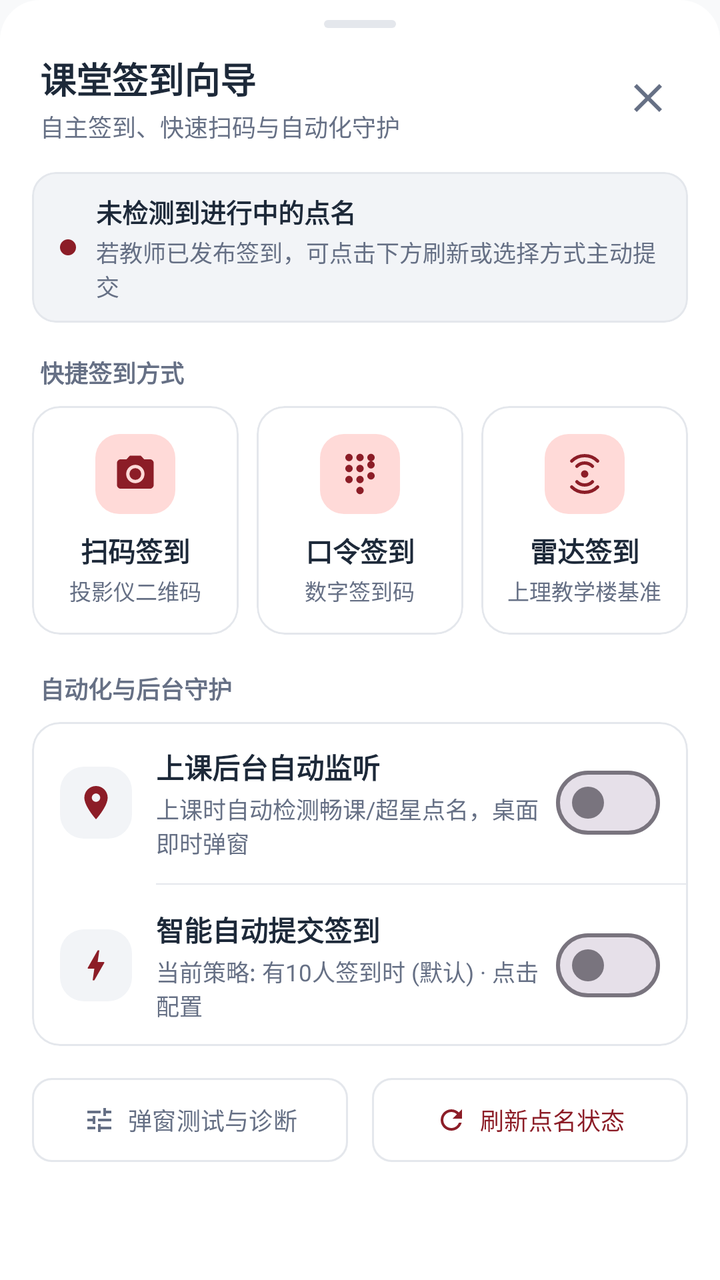
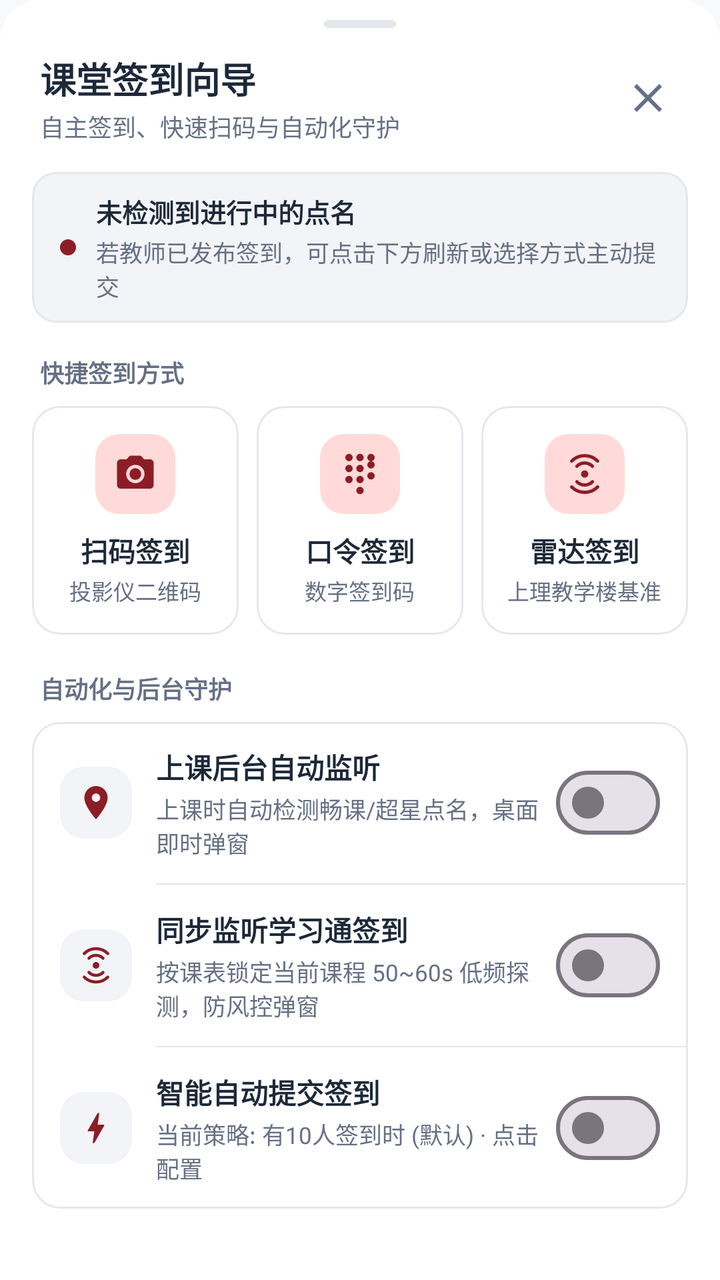

Two renders of the same Android screen: before a commit and after it. Below are the layout's source before the change and the commit's diff.
<!-- AndroidManifest.xml: application theme Theme.UsstJwgl -->
<!-- res/layout/dialog_tronclass_rollcall_wizard.xml -->
<?xml version="1.0" encoding="utf-8"?>
<LinearLayout xmlns:android="http://schemas.android.com/apk/res/android"
    xmlns:app="http://schemas.android.com/apk/res-auto"
    xmlns:tools="http://schemas.android.com/tools"
    android:layout_width="match_parent"
    android:layout_height="wrap_content"
    android:background="@drawable/bottom_sheet_bg"
    android:orientation="vertical"
    android:paddingBottom="24dp">

    
    <ImageView
        android:layout_width="36dp"
        android:layout_height="4dp"
        android:layout_gravity="center_horizontal"
        android:layout_marginTop="10dp"
        android:layout_marginBottom="12dp"
        android:src="@drawable/drag_handle" />

    
    <LinearLayout
        android:layout_width="match_parent"
        android:layout_height="wrap_content"
        android:gravity="center_vertical"
        android:orientation="horizontal"
        android:paddingHorizontal="20dp"
        android:paddingBottom="6dp">

        <LinearLayout
            android:layout_width="0dp"
            android:layout_height="wrap_content"
            android:layout_weight="1"
            android:orientation="vertical">

            <TextView
                android:id="@+id/tvWizardTitle"
                android:layout_width="wrap_content"
                android:layout_height="wrap_content"
                android:text="课堂签到向导"
                android:textColor="@color/text_primary"
                android:textSize="18sp"
                android:textStyle="bold" />

            <TextView
                android:id="@+id/tvWizardSubtitle"
                android:layout_width="wrap_content"
                android:layout_height="wrap_content"
                android:layout_marginTop="2dp"
                android:text="自主签到、快速扫码与自动化守护"
                android:textColor="@color/text_secondary"
                android:textSize="12sp" />
        </LinearLayout>

        <ImageButton
            android:id="@+id/btnCloseWizard"
            android:layout_width="32dp"
            android:layout_height="32dp"
            android:background="?attr/selectableItemBackgroundBorderless"
            android:contentDescription="关闭"
            android:src="@drawable/ic_close"
            app:tint="@color/text_secondary" />
    </LinearLayout>

    
    <com.google.android.material.card.MaterialCardView
        android:id="@+id/cardStatusBanner"
        android:layout_width="match_parent"
        android:layout_height="wrap_content"
        android:layout_marginHorizontal="16dp"
        android:layout_marginTop="8dp"
        app:cardBackgroundColor="@color/surface_variant"
        app:cardCornerRadius="12dp"
        app:cardElevation="0dp"
        app:strokeColor="@color/border"
        app:strokeWidth="1dp">

        <LinearLayout
            android:layout_width="match_parent"
            android:layout_height="wrap_content"
            android:gravity="center_vertical"
            android:orientation="horizontal"
            android:paddingHorizontal="14dp"
            android:paddingVertical="10dp">

            <View
                android:id="@+id/viewStatusIndicator"
                android:layout_width="8dp"
                android:layout_height="8dp"
                android:layout_marginEnd="10dp"
                android:background="@drawable/bg_badge_rounded"
                android:backgroundTint="@color/primary" />

            <LinearLayout
                android:layout_width="0dp"
                android:layout_height="wrap_content"
                android:layout_weight="1"
                android:orientation="vertical">

                <TextView
                    android:id="@+id/tvStatusTitle"
                    android:layout_width="wrap_content"
                    android:layout_height="wrap_content"
                    android:text="未检测到进行中的点名"
                    android:textColor="@color/text_primary"
                    android:textSize="13sp"
                    android:textStyle="bold" />

                <TextView
                    android:id="@+id/tvStatusSubtitle"
                    android:layout_width="wrap_content"
                    android:layout_height="wrap_content"
                    android:layout_marginTop="2dp"
                    android:text="若教师已发布签到，可点击下方刷新或选择方式主动提交"
                    android:textColor="@color/text_secondary"
                    android:textSize="11.5sp" />
            </LinearLayout>
        </LinearLayout>
    </com.google.android.material.card.MaterialCardView>

    
    <TextView
        android:layout_width="wrap_content"
        android:layout_height="wrap_content"
        android:layout_marginStart="20dp"
        android:layout_marginTop="16dp"
        android:layout_marginBottom="8dp"
        android:text="快捷签到方式"
        android:textColor="@color/text_secondary"
        android:textSize="12sp"
        android:textStyle="bold" />

    
    <LinearLayout
        android:layout_width="match_parent"
        android:layout_height="wrap_content"
        android:orientation="horizontal"
        android:paddingHorizontal="16dp">

        
        <com.google.android.material.card.MaterialCardView
            android:id="@+id/cardActionScan"
            android:layout_width="0dp"
            android:layout_height="wrap_content"
            android:layout_marginEnd="6dp"
            android:layout_weight="1"
            android:clickable="true"
            android:focusable="true"
            android:foreground="?attr/selectableItemBackground"
            app:cardBackgroundColor="@color/surface"
            app:cardCornerRadius="14dp"
            app:cardElevation="0dp"
            app:strokeColor="@color/border"
            app:strokeWidth="1dp">

            <LinearLayout
                android:layout_width="match_parent"
                android:layout_height="wrap_content"
                android:gravity="center"
                android:orientation="vertical"
                android:paddingHorizontal="8dp"
                android:paddingVertical="14dp">

                <FrameLayout
                    android:layout_width="40dp"
                    android:layout_height="40dp"
                    android:background="@drawable/bg_badge_rounded"
                    android:backgroundTint="@color/primary_container">

                    <ImageView
                        android:layout_width="22dp"
                        android:layout_height="22dp"
                        android:layout_gravity="center"
                        android:src="@drawable/ic_camera"
                        app:tint="@color/primary" />
                </FrameLayout>

                <TextView
                    android:layout_width="wrap_content"
                    android:layout_height="wrap_content"
                    android:layout_marginTop="8dp"
                    android:text="扫码签到"
                    android:textColor="@color/text_primary"
                    android:textSize="13.5sp"
                    android:textStyle="bold" />

                <TextView
                    android:layout_width="wrap_content"
                    android:layout_height="wrap_content"
                    android:layout_marginTop="2dp"
                    android:text="投影仪二维码"
                    android:textColor="@color/text_secondary"
                    android:textSize="11sp" />
            </LinearLayout>
        </com.google.android.material.card.MaterialCardView>

        
        <com.google.android.material.card.MaterialCardView
            android:id="@+id/cardActionNumber"
            android:layout_width="0dp"
            android:layout_height="wrap_content"
            android:layout_marginHorizontal="3dp"
            android:layout_weight="1"
            android:clickable="true"
            android:focusable="true"
            android:foreground="?attr/selectableItemBackground"
            app:cardBackgroundColor="@color/surface"
            app:cardCornerRadius="14dp"
            app:cardElevation="0dp"
            app:strokeColor="@color/border"
            app:strokeWidth="1dp">

            <LinearLayout
                android:layout_width="match_parent"
                android:layout_height="wrap_content"
                android:gravity="center"
                android:orientation="vertical"
                android:paddingHorizontal="8dp"
                android:paddingVertical="14dp">

                <FrameLayout
                    android:layout_width="40dp"
                    android:layout_height="40dp"
                    android:background="@drawable/bg_badge_rounded"
                    android:backgroundTint="@color/primary_container">

                    <ImageView
                        android:layout_width="22dp"
                        android:layout_height="22dp"
                        android:layout_gravity="center"
                        android:src="@drawable/ic_dialpad"
                        app:tint="@color/primary" />
                </FrameLayout>

                <TextView
                    android:layout_width="wrap_content"
                    android:layout_height="wrap_content"
                    android:layout_marginTop="8dp"
                    android:text="口令签到"
                    android:textColor="@color/text_primary"
                    android:textSize="13.5sp"
                    android:textStyle="bold" />

                <TextView
                    android:layout_width="wrap_content"
                    android:layout_height="wrap_content"
                    android:layout_marginTop="2dp"
                    android:text="数字签到码"
                    android:textColor="@color/text_secondary"
                    android:textSize="11sp" />
            </LinearLayout>
        </com.google.android.material.card.MaterialCardView>

        
        <com.google.android.material.card.MaterialCardView
            android:id="@+id/cardActionRadar"
            android:layout_width="0dp"
            android:layout_height="wrap_content"
            android:layout_marginStart="6dp"
            android:layout_weight="1"
            android:clickable="true"
            android:focusable="true"
            android:foreground="?attr/selectableItemBackground"
            app:cardBackgroundColor="@color/surface"
            app:cardCornerRadius="14dp"
            app:cardElevation="0dp"
            app:strokeColor="@color/border"
            app:strokeWidth="1dp">

            <LinearLayout
                android:layout_width="match_parent"
                android:layout_height="wrap_content"
                android:gravity="center"
                android:orientation="vertical"
                android:paddingHorizontal="8dp"
                android:paddingVertical="14dp">

                <FrameLayout
                    android:layout_width="40dp"
                    android:layout_height="40dp"
                    android:background="@drawable/bg_badge_rounded"
                    android:backgroundTint="@color/primary_container">

                    <ImageView
                        android:layout_width="22dp"
                        android:layout_height="22dp"
                        android:layout_gravity="center"
                        android:src="@drawable/ic_radar"
                        app:tint="@color/primary" />
                </FrameLayout>

                <TextView
                    android:layout_width="wrap_content"
                    android:layout_height="wrap_content"
                    android:layout_marginTop="8dp"
                    android:text="雷达签到"
                    android:textColor="@color/text_primary"
                    android:textSize="13.5sp"
                    android:textStyle="bold" />

                <TextView
                    android:layout_width="wrap_content"
                    android:layout_height="wrap_content"
                    android:layout_marginTop="2dp"
                    android:text="上理教学楼基准"
                    android:textColor="@color/text_secondary"
                    android:textSize="11sp" />
            </LinearLayout>
        </com.google.android.material.card.MaterialCardView>
    </LinearLayout>

    
    <TextView
        android:layout_width="wrap_content"
        android:layout_height="wrap_content"
        android:layout_marginStart="20dp"
        android:layout_marginTop="18dp"
        android:layout_marginBottom="8dp"
        android:text="自动化与后台守护"
        android:textColor="@color/text_secondary"
        android:textSize="12sp"
        android:textStyle="bold" />

    
    <com.google.android.material.card.MaterialCardView
        android:layout_width="match_parent"
        android:layout_height="wrap_content"
        android:layout_marginHorizontal="16dp"
        app:cardBackgroundColor="@color/surface"
        app:cardCornerRadius="14dp"
        app:cardElevation="0dp"
        app:strokeColor="@color/border"
        app:strokeWidth="1dp">

        <LinearLayout
            android:layout_width="match_parent"
            android:layout_height="wrap_content"
            android:orientation="vertical">

            
            <LinearLayout
                android:id="@+id/layoutMonitorRow"
                android:layout_width="match_parent"
                android:layout_height="wrap_content"
                android:background="?attr/selectableItemBackground"
                android:clickable="true"
                android:focusable="true"
                android:gravity="center_vertical"
                android:orientation="horizontal"
                android:paddingHorizontal="14dp"
                android:paddingVertical="12dp">

                <FrameLayout
                    android:layout_width="36dp"
                    android:layout_height="36dp"
                    android:layout_marginEnd="12dp"
                    android:background="@drawable/bg_badge_rounded"
                    android:backgroundTint="@color/surface_variant">

                    <ImageView
                        android:layout_width="20dp"
                        android:layout_height="20dp"
                        android:layout_gravity="center"
                        android:src="@drawable/ic_location"
                        app:tint="@color/primary" />
                </FrameLayout>

                <LinearLayout
                    android:layout_width="0dp"
                    android:layout_height="wrap_content"
                    android:layout_weight="1"
                    android:orientation="vertical">

                    <TextView
                        android:layout_width="wrap_content"
                        android:layout_height="wrap_content"
                        android:text="上课后台自动监听"
                        android:textColor="@color/text_primary"
                        android:textSize="14sp"
                        android:textStyle="bold" />

                    <TextView
                        android:id="@+id/tvMonitorDesc"
                        android:layout_width="wrap_content"
                        android:layout_height="wrap_content"
                        android:layout_marginTop="2dp"
                        android:text="上课时自动检测畅课/超星点名，桌面即时弹窗"
                        android:textColor="@color/text_secondary"
                        android:textSize="11.5sp" />
                </LinearLayout>

                <com.google.android.material.materialswitch.MaterialSwitch
                    android:id="@+id/switchRollcallMonitor"
                    android:layout_width="wrap_content"
                    android:layout_height="wrap_content" />
            </LinearLayout>

            <View
                android:id="@+id/dividerAutoSign"
                android:layout_width="match_parent"
                android:layout_height="0.5dp"
                android:layout_marginStart="62dp"
                android:background="@color/divider" />

            
            <LinearLayout
                android:id="@+id/layoutAutoSignRow"
                android:layout_width="match_parent"
                android:layout_height="wrap_content"
                android:background="?attr/selectableItemBackground"
                android:clickable="true"
                android:focusable="true"
                android:gravity="center_vertical"
                android:orientation="horizontal"
                android:paddingHorizontal="14dp"
                android:paddingVertical="12dp">

                <FrameLayout
                    android:layout_width="36dp"
                    android:layout_height="36dp"
                    android:layout_marginEnd="12dp"
                    android:background="@drawable/bg_badge_rounded"
                    android:backgroundTint="@color/surface_variant">

                    <ImageView
                        android:layout_width="20dp"
                        android:layout_height="20dp"
                        android:layout_gravity="center"
                        android:src="@drawable/ic_bolt"
                        app:tint="@color/primary" />
                </FrameLayout>

                <LinearLayout
                    android:layout_width="0dp"
                    android:layout_height="wrap_content"
                    android:layout_weight="1"
                    android:orientation="vertical">

                    <TextView
                        android:layout_width="wrap_content"
                        android:layout_height="wrap_content"
                        android:text="智能自动提交签到"
                        android:textColor="@color/text_primary"
                        android:textSize="14sp"
                        android:textStyle="bold" />

                    <TextView
                        android:id="@+id/tvAutoSignStrategy"
                        android:layout_width="wrap_content"
                        android:layout_height="wrap_content"
                        android:layout_marginTop="2dp"
                        android:text="当前策略: 有10人签到时 (默认) · 点击配置"
                        android:textColor="@color/text_secondary"
                        android:textSize="11.5sp" />
                </LinearLayout>

                <com.google.android.material.materialswitch.MaterialSwitch
                    android:id="@+id/switchAutoSign"
                    android:layout_width="wrap_content"
                    android:layout_height="wrap_content" />
            </LinearLayout>
        </LinearLayout>
    </com.google.android.material.card.MaterialCardView>

    
    <LinearLayout
        android:layout_width="match_parent"
        android:layout_height="wrap_content"
        android:layout_marginTop="16dp"
        android:orientation="horizontal"
        android:paddingHorizontal="16dp">

        <com.google.android.material.button.MaterialButton
            android:id="@+id/btnDiagnostic"
            style="@style/Widget.Material3.Button.OutlinedButton"
            android:layout_width="0dp"
            android:layout_height="42dp"
            android:layout_marginEnd="6dp"
            android:layout_weight="1"
            android:insetTop="0dp"
            android:insetBottom="0dp"
            android:paddingHorizontal="8dp"
            android:text="弹窗测试与诊断"
            android:textColor="@color/text_secondary"
            android:textSize="12sp"
            app:cornerRadius="10dp"
            app:icon="@drawable/ic_tune"
            app:iconGravity="textStart"
            app:iconPadding="6dp"
            app:iconSize="16dp"
            app:iconTint="@color/text_secondary"
            app:strokeColor="@color/border"
            app:strokeWidth="1dp" />

        <com.google.android.material.button.MaterialButton
            android:id="@+id/btnRefreshRollcall"
            style="@style/Widget.Material3.Button.OutlinedButton"
            android:layout_width="0dp"
            android:layout_height="42dp"
            android:layout_marginStart="6dp"
            android:layout_weight="1"
            android:insetTop="0dp"
            android:insetBottom="0dp"
            android:paddingHorizontal="8dp"
            android:text="刷新点名状态"
            android:textColor="@color/primary"
            android:textSize="12sp"
            app:cornerRadius="10dp"
            app:icon="@drawable/ic_refresh"
            app:iconGravity="textStart"
            app:iconPadding="6dp"
            app:iconSize="16dp"
            app:iconTint="@color/primary"
            app:strokeColor="@color/border"
            app:strokeWidth="1dp" />
    </LinearLayout>

</LinearLayout>
<!-- resources referenced by this layout -->
<resources>
  <color name="border">#E4E7EC</color>
  <color name="divider">#E4E7EC</color>
  <color name="primary">#8C1D27</color>
  <color name="primary_container">#FFDAD8</color>
  <color name="surface">#FFFFFF</color>
  <color name="surface_variant">#F2F4F7</color>
  <color name="text_primary">#1D2939</color>
  <color name="text_secondary">#667085</color>
  <!-- drawable bg_badge_rounded (drawable) -->
  <?xml version="1.0" encoding="utf-8"?>
  <shape xmlns:android="http://schemas.android.com/apk/res/android"
      android:shape="rectangle">
      <corners android:radius="12dp" />
      <solid android:color="@color/badge_bg" />
  </shape>
  <!-- drawable bottom_sheet_bg (drawable) -->
  <?xml version="1.0" encoding="utf-8"?>
  <shape xmlns:android="http://schemas.android.com/apk/res/android"
      android:shape="rectangle">
      <solid android:color="@color/surface" />
      <corners
          android:topLeftRadius="20dp"
          android:topRightRadius="20dp"
          android:bottomLeftRadius="0dp"
          android:bottomRightRadius="0dp" />
  </shape>
  <!-- drawable drag_handle (drawable) -->
  <?xml version="1.0" encoding="utf-8"?>
  <shape xmlns:android="http://schemas.android.com/apk/res/android">
      <solid android:color="@color/border" />
      <corners android:radius="2dp" />
  </shape>
  <!-- drawable ic_bolt (drawable) -->
  <vector xmlns:android="http://schemas.android.com/apk/res/android"
      android:width="24dp"
      android:height="24dp"
      android:viewportWidth="24"
      android:viewportHeight="24">
    <path
        android:fillColor="#FFFFFFFF"
        android:pathData="M11,21h-1l1,-7H7.5c-0.58,0 -0.57,-0.32 -0.38,-0.66 0.19,-0.34 0.05,-0.08 0.07,-0.12C8.48,10.94 10.42,7.54 13,3h1l-1,7h3.5c0.49,0 0.56,0.33 0.47,0.51l-0.07,0.15C12.96,17.55 11,21 11,21z"/>
  </vector>
  <!-- drawable ic_close (drawable) -->
  <vector xmlns:android="http://schemas.android.com/apk/res/android"
      android:width="24dp"
      android:height="24dp"
      android:viewportWidth="24"
      android:viewportHeight="24">
    <path
        android:fillColor="@color/text_primary"
        android:pathData="M19,6.41L17.59,5 12,10.59 6.41,5 5,6.41 10.59,12 5,17.59 6.41,19 12,13.41 17.59,19 19,17.59 13.41,12z"/>
  </vector>
  <!-- drawable ic_location (drawable) -->
  <vector xmlns:android="http://schemas.android.com/apk/res/android"
      android:width="24dp"
      android:height="24dp"
      android:viewportWidth="24"
      android:viewportHeight="24">
      <path
          android:fillColor="#FF000000"
          android:pathData="M12,2C8.13,2 5,5.13 5,9c0,5.25 7,13 7,13s7,-7.75 7,-13c0,-3.87 -3.13,-7 -7,-7zM12,11.5c-1.38,0 -2.5,-1.12 -2.5,-2.5s1.12,-2.5 2.5,-2.5 2.5,1.12 2.5,2.5 -1.12,2.5 -2.5,2.5z" />
  </vector>
  <!-- drawable ic_refresh (drawable) -->
  ﻿<vector xmlns:android="http://schemas.android.com/apk/res/android"
      android:width="24dp"
      android:height="24dp"
      android:viewportWidth="24"
      android:viewportHeight="24">
    <path
        android:fillColor="@color/text_primary"
        android:pathData="M17.65,6.35C16.2,4.9 14.21,4 12,4c-4.42,0 -7.99,3.58 -7.99,8s3.57,8 7.99,8c3.73,0 6.84,-2.55 7.73,-6h-2.08c-0.82,2.33 -3.04,4 -5.65,4 -3.31,0 -6,-2.69 -6,-6s2.69,-6 6,-6c1.66,0 3.14,0.69 4.22,1.78L13,11h7V4l-2.35,2.35z"/>
  </vector>
  <!-- drawable ic_tune (drawable) -->
  <vector xmlns:android="http://schemas.android.com/apk/res/android"
      android:width="24dp"
      android:height="24dp"
      android:viewportWidth="24"
      android:viewportHeight="24">
    <path
        android:fillColor="#FF000000"
        android:pathData="M3,17v2h6v-2H3zM3,5v2h10V5H3zm10,16v-2h8v-2h-8v-2h-2v6h2zM7,9v2H3v2h4v2h2V9H7zm14,4v-2H11v2h10zm-6,-4h2V7h4V5h-4V3h-2v6z"/>
  </vector>
  <color name="badge_bg">#FFDAD8</color>
  <color name="on_primary">#FFFFFF</color>
  <color name="on_primary_container">#3B080E</color>
  <color name="secondary">#775654</color>
  <color name="secondary_container">#FFDAD7</color>
  <color name="on_secondary_container">#2C1514</color>
  <color name="background">#F8F9FA</color>
  <!-- unchanged entries left out for length: 4 -->
</resources>

<!-- the commit's change to res/layout/dialog_tronclass_rollcall_wizard.xml (unified diff, before → after) -->
@@ -390,6 +390,71 @@
 
                 <com.google.android.material.materialswitch.MaterialSwitch
                     android:id="@+id/switchRollcallMonitor"
+                    android:layout_width="wrap_content"
+                    android:layout_height="wrap_content" />
+            </LinearLayout>
+
+            <View
+                android:id="@+id/dividerChaoXingMonitor"
+                android:layout_width="match_parent"
+                android:layout_height="0.5dp"
+                android:layout_marginStart="62dp"
+                android:background="@color/divider" />
+
+            
+            <LinearLayout
+                android:id="@+id/layoutChaoXingMonitorRow"
+                android:layout_width="match_parent"
+                android:layout_height="wrap_content"
+                android:background="?attr/selectableItemBackground"
+                android:clickable="true"
+                android:focusable="true"
+                android:gravity="center_vertical"
+                android:orientation="horizontal"
+                android:paddingHorizontal="14dp"
+                android:paddingVertical="12dp">
+
+                <FrameLayout
+                    android:layout_width="36dp"
+                    android:layout_height="36dp"
+                    android:layout_marginEnd="12dp"
+                    android:background="@drawable/bg_badge_rounded"
+                    android:backgroundTint="@color/surface_variant">
+
+                    <ImageView
+                        android:layout_width="20dp"
+                        android:layout_height="20dp"
+                        android:layout_gravity="center"
+                        android:src="@drawable/ic_radar"
+                        app:tint="@color/primary" />
+                </FrameLayout>
+
+                <LinearLayout
+                    android:layout_width="0dp"
+                    android:layout_height="wrap_content"
+                    android:layout_weight="1"
+                    android:orientation="vertical">
+
+                    <TextView
+                        android:layout_width="wrap_content"
+                        android:layout_height="wrap_content"
+                        android:text="同步监听学习通签到"
+                        android:textColor="@color/text_primary"
+                        android:textSize="14sp"
+                        android:textStyle="bold" />
+
+                    <TextView
+                        android:id="@+id/tvChaoXingMonitorDesc"
+                        android:layout_width="wrap_content"
+                        android:layout_height="wrap_content"
+                        android:layout_marginTop="2dp"
+                        android:text="按课表锁定当前课程 50~60s 低频探测，防风控弹窗"
+                        android:textColor="@color/text_secondary"
+                        android:textSize="11.5sp" />
+                </LinearLayout>
+
+                <com.google.android.material.materialswitch.MaterialSwitch
+                    android:id="@+id/switchChaoXingMonitor"
                     android:layout_width="wrap_content"
                     android:layout_height="wrap_content" />
             </LinearLayout>
